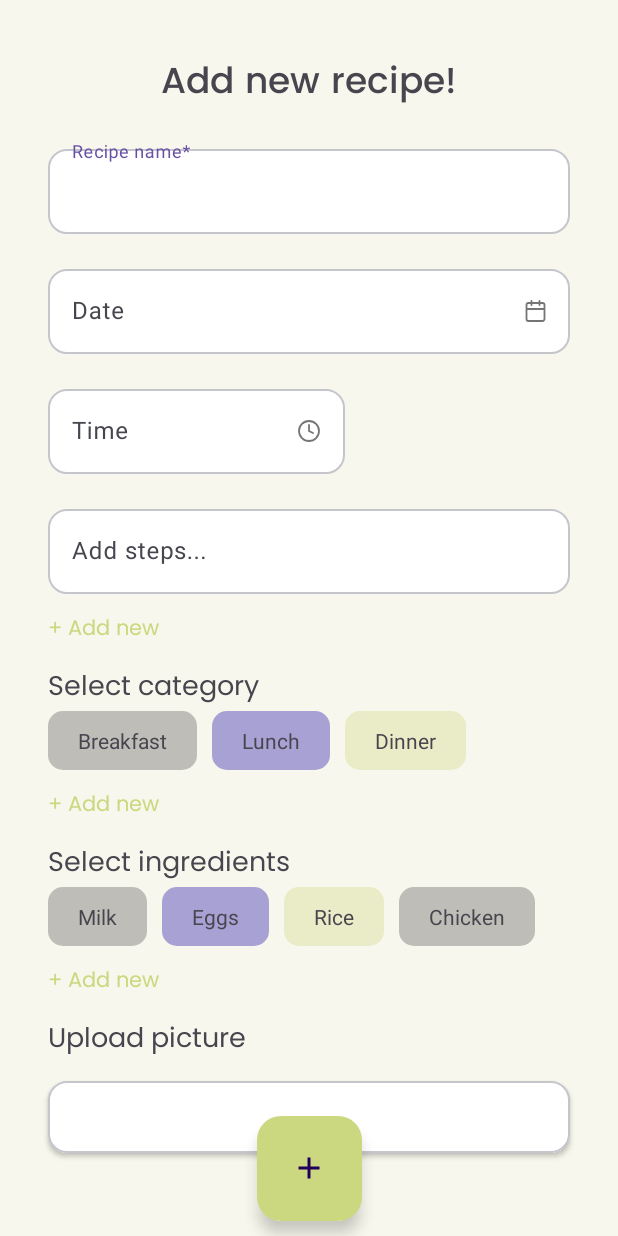
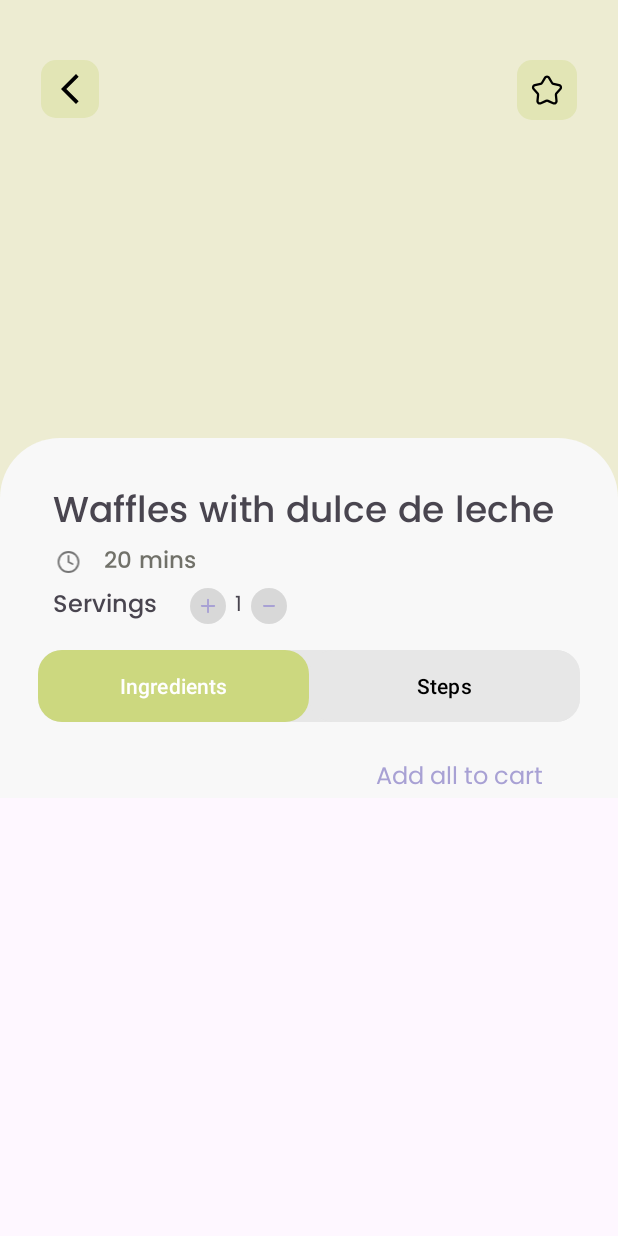
Before and after one commit to SihaoCheng123/MP_Android, an Android app: the screen it shows after launch (AddRecipe before the commit, RecipeDetailed after it), after a tap on "Add a meal for today", on a phone screen of 412 x 824 dp. Run offline under Robolectric (Android 15) with nearby library versions, the phone set to English and light mode, and no system bars; our stand-ins replace data binding.

Commit message:
Receta detallada hecho

```diff
--- a/app/src/main/java/com/example/mealplanner/model/recyler/IngredientAdapter.java
+++ b/app/src/main/java/com/example/mealplanner/model/recycler/ingredientsComplex/IngredientAdapter.java
@@ -1,4 +1,4 @@
-package com.example.mealplanner.model.recyler;
+package com.example.mealplanner.model.recycler.ingredientsComplex;
 
 import android.content.Context;
 import android.view.LayoutInflater;
@@ -26,7 +26,7 @@ public class IngredientAdapter extends RecyclerView.Adapter<IngredientAdapter.My
     @Override
     public MyViewHolder onCreateViewHolder(@NonNull ViewGroup parent, int viewType) {
         LayoutInflater inflater = LayoutInflater.from(context);
-        View view = inflater.inflate(R.layout.cardview_ingredient, parent, false);
+        View view = inflater.inflate(R.layout.cardview_ingredient_complex, parent, false);
         return new IngredientAdapter.MyViewHolder(view);
     }
 
--- a/app/src/main/java/com/example/mealplanner/model/recyler/IngredientEventModel.java
+++ b/app/src/main/java/com/example/mealplanner/model/recycler/ingredientsComplex/IngredientEventModel.java
@@ -1,4 +1,4 @@
-package com.example.mealplanner.model.recyler;
+package com.example.mealplanner.model.recycler.ingredientsComplex;
 
 public class IngredientEventModel {
     public String ingredientName;
--- a/app/src/main/java/com/example/mealplanner/ui/components/AddRecipe.java
+++ b/app/src/main/java/com/example/mealplanner/ui/components/AddRecipe.java
@@ -17,10 +17,5 @@ public class AddRecipe extends AppCompatActivity {
         super.onCreate(savedInstanceState);
         EdgeToEdge.enable(this);
         setContentView(R.layout.activity_add_recipe);
-        ViewCompat.setOnApplyWindowInsetsListener(findViewById(R.id.main), (v, insets) -> {
-            Insets systemBars = insets.getInsets(WindowInsetsCompat.Type.systemBars());
-            v.setPadding(systemBars.left, systemBars.top, systemBars.right, systemBars.bottom);
-            return insets;
-        });
     }
 }
--- /dev/null
+++ b/app/src/main/java/com/example/mealplanner/ui/components/RecipeDetailed.java
@@ -0,0 +1,32 @@
+package com.example.mealplanner.ui.components;
+
+import android.content.Intent;
+import android.os.Bundle;
+import android.view.View;
+
+import androidx.activity.EdgeToEdge;
+import androidx.appcompat.app.AppCompatActivity;
+
+import com.example.mealplanner.R;
+import com.example.mealplanner.databinding.ActivityRecipeDetailedBinding;
+import com.example.mealplanner.ui.auth.Login;
+import com.example.mealplanner.ui.fragments.HomeScreen;
+
+public class RecipeDetailed extends AppCompatActivity {
+    ActivityRecipeDetailedBinding binding;
+    @Override
+    protected void onCreate(Bundle savedInstanceState) {
+        super.onCreate(savedInstanceState);
+        EdgeToEdge.enable(this);
+        setContentView(R.layout.activity_recipe_detailed);
+        binding = ActivityRecipeDetailedBinding.inflate(getLayoutInflater());
+        setContentView(binding.getRoot());
+        binding.iconBackDR.setOnClickListener(new View.OnClickListener() {
+            @Override
+            public void onClick(View v) {
+                Intent intent = new Intent(getApplicationContext(), HomeScreen.class);
+                startActivity(intent);
+            }
+        });
+    }
+}
--- a/app/src/main/java/com/example/mealplanner/ui/fragments/HomeScreen.java
+++ b/app/src/main/java/com/example/mealplanner/ui/fragments/HomeScreen.java
@@ -15,6 +15,7 @@ import android.widget.TextView;
 import com.example.mealplanner.R;
 import com.example.mealplanner.databinding.FragmentHomeScreenBinding;
 import com.example.mealplanner.ui.components.AddRecipe;
+import com.example.mealplanner.ui.components.RecipeDetailed;
 
 /**
  * A simple {@link Fragment} subclass.
@@ -76,7 +77,7 @@ public class HomeScreen extends Fragment {
         card_breakfast.setOnClickListener(new View.OnClickListener() {
             @Override
             public void onClick(View v) {
-                Intent intent = new Intent(view.getContext(), AddRecipe.class);
+                Intent intent = new Intent(view.getContext(), RecipeDetailed.class);
                 startActivity(intent);
             }
         });
--- a/app/src/main/java/com/example/mealplanner/ui/fragments/ShoppingCart.java
+++ b/app/src/main/java/com/example/mealplanner/ui/fragments/ShoppingCart.java
@@ -11,8 +11,8 @@ import android.view.View;
 import android.view.ViewGroup;
 
 import com.example.mealplanner.R;
-import com.example.mealplanner.model.recyler.IngredientAdapter;
-import com.example.mealplanner.model.recyler.IngredientEventModel;
+import com.example.mealplanner.model.recycler.ingredientsComplex.IngredientAdapter;
+import com.example.mealplanner.model.recycler.ingredientsComplex.IngredientEventModel;
 
 import java.util.ArrayList;
 
--- /dev/null
+++ b/app/src/main/res/drawable/icon_arrow_back.xml
@@ -0,0 +1,5 @@
+<vector xmlns:android="http://schemas.android.com/apk/res/android" android:height="24dp" android:tint="#000000" android:viewportHeight="24" android:viewportWidth="24" android:width="24dp">
+
+    <path android:fillColor="@android:color/white" android:pathData="M17.77,3.77l-1.77,-1.77l-10,10l10,10l1.77,-1.77l-8.23,-8.23z"/>
+
+</vector>
--- /dev/null
+++ b/app/src/main/res/drawable/round_corner_detailed_recipe.xml
@@ -0,0 +1,9 @@
+<?xml version="1.0" encoding="utf-8"?>
+<selector xmlns:android="http://schemas.android.com/apk/res/android">
+    <item>
+        <shape android:shape="rectangle"  >
+            <corners android:topLeftRadius="40dp" android:topRightRadius="40dp" />
+            <solid android:color="@color/md_theme_detailed_recipe"/>
+        </shape>
+    </item>
+</selector>
--- /dev/null
+++ b/app/src/main/res/drawable/tabs_layout_bg.xml
@@ -0,0 +1,9 @@
+<?xml version="1.0" encoding="utf-8"?>
+<selector xmlns:android="http://schemas.android.com/apk/res/android">
+    <item>
+        <shape android:shape="rectangle">
+            <corners android:radius="16dp" />
+            <solid android:color="@color/md_theme_register_container"/>
+        </shape>
+    </item>
+</selector>
--- /dev/null
+++ b/app/src/main/res/drawable/tabs_selector.xml
@@ -0,0 +1,20 @@
+<?xml version="1.0" encoding="utf-8"?>
+<selector xmlns:android="http://schemas.android.com/apk/res/android">
+
+    <item android:bottom="6dp"
+        android:left="6dp"
+        android:right="6dp"
+        android:top="6dp"
+        android:state_selected="true">
+        <shape android:shape="rectangle">
+            <solid android:color="@color/md_theme_primary"/>
+            <corners android:radius="16dp"/>
+        </shape>
+    </item>
+    <item android:state_selected="false">
+        <shape android:shape="rectangle">
+            <solid android:color="@color/md_theme_register_container"/>
+            <corners android:radius="16dp"/>
+        </shape>
+    </item>
+</selector>
--- /dev/null
+++ b/app/src/main/res/layout/activity_recipe_detailed.xml
@@ -0,0 +1,226 @@
+<?xml version="1.0" encoding="utf-8"?>
+<layout xmlns:android="http://schemas.android.com/apk/res/android"
+    xmlns:app="http://schemas.android.com/apk/res-auto"
+    xmlns:tools="http://schemas.android.com/tools">
+
+    <data>
+
+    </data>
+
+    <androidx.constraintlayout.widget.ConstraintLayout
+        android:id="@+id/main"
+        android:layout_width="match_parent"
+        android:layout_height="match_parent"
+        tools:context=".ui.components.RecipeDetailed">
+
+        <RelativeLayout
+            android:id="@+id/frameImageDR"
+            android:layout_width="match_parent"
+            android:layout_height="wrap_content"
+            app:layout_constraintTop_toTopOf="parent"
+            app:layout_constraintStart_toStartOf="parent"
+            app:layout_constraintEnd_toEndOf="parent"
+            android:layout_gravity="top">
+
+
+            <ImageView
+                android:id="@+id/recipeImageDR"
+                android:layout_width="match_parent"
+                android:layout_height="350dp"
+                android:background="@color/md_theme_primary_opacity" />
+
+            <LinearLayout
+                android:layout_width="match_parent"
+                android:layout_height="wrap_content"
+                android:orientation="horizontal"
+                android:layout_marginTop="40dp"
+                android:layout_marginHorizontal="27dp">
+
+                <androidx.constraintlayout.widget.ConstraintLayout
+                    android:layout_width="match_parent"
+                    android:layout_height="match_parent">
+
+                    <ImageView
+                        android:id="@+id/iconBackDR"
+                        android:layout_width="wrap_content"
+                        android:layout_height="wrap_content"
+                        android:src="@drawable/icon_arrow_back"
+                        android:background="@drawable/round_category_primary"
+                        android:padding="7dp"
+                        app:layout_constraintStart_toStartOf="parent"
+                        app:layout_constraintTop_toTopOf="parent" />
+
+                    <ImageView
+                        android:id="@+id/iconFavRecipeDR"
+                        android:layout_width="wrap_content"
+                        android:layout_height="wrap_content"
+                        android:src="@drawable/icon_star"
+                        android:background="@drawable/round_category_primary"
+                        android:padding="7dp"
+                        app:layout_constraintEnd_toEndOf="parent"
+                        app:layout_constraintTop_toTopOf="parent" />
+                </androidx.constraintlayout.widget.ConstraintLayout>
+            </LinearLayout>
+
+
+            <LinearLayout
+                android:id="@+id/frameDetailDR"
+                android:layout_width="match_parent"
+                android:layout_height="wrap_content"
+                app:layout_constraintStart_toStartOf="parent"
+                app:layout_constraintEnd_toEndOf="parent"
+                android:background="@drawable/round_corner_detailed_recipe"
+                app:layout_constraintBottom_toBottomOf="parent"
+                android:orientation="vertical"
+                android:layout_centerInParent="true"
+                android:layout_alignParentBottom="true">
+
+                <TextView
+                    android:id="@+id/ingredientNameDR"
+                    android:layout_width="wrap_content"
+                    android:layout_height="wrap_content"
+                    android:text="@string/waffles_with_dulce_de_leche"
+                    android:fontFamily="@font/poppins_medium"
+                    android:textSize="24sp"
+                    android:layout_marginTop="30dp"
+                    android:layout_marginStart="35sp" />
+
+                <LinearLayout
+                    android:layout_width="match_parent"
+                    android:layout_height="match_parent">
+
+                    <androidx.constraintlayout.widget.ConstraintLayout
+                        android:layout_width="wrap_content"
+                        android:layout_height="wrap_content">
+
+                        <ImageView
+                            android:id="@+id/iconClockDR"
+                            android:layout_width="19dp"
+                            android:layout_height="match_parent"
+                            android:layout_marginStart="36dp"
+                            android:src="@drawable/icon_clock"
+                            app:layout_constraintBottom_toBottomOf="parent"
+                            app:layout_constraintStart_toStartOf="parent"
+                            app:layout_constraintTop_toTopOf="parent"
+                            app:layout_constraintVertical_bias="0.444" />
+
+                        <TextView
+                            android:id="@+id/recipeTimeTextDR"
+                            android:layout_width="wrap_content"
+                            android:layout_height="match_parent"
+                            android:textSize="15sp"
+                            android:fontFamily="@font/poppins_medium"
+                            android:textColor="@color/md_theme_onTertiaryContainer"
+                            android:text="@string/_20_mins"
+                            app:layout_constraintStart_toEndOf="@id/iconClockDR"
+                            app:layout_constraintTop_toTopOf="parent"
+                            android:layout_marginStart="14dp" />
+                    </androidx.constraintlayout.widget.ConstraintLayout>
+
+                </LinearLayout>
+
+                <LinearLayout
+                    android:layout_width="match_parent"
+                    android:layout_height="wrap_content"
+                    android:orientation="horizontal">
+
+                    <androidx.constraintlayout.widget.ConstraintLayout
+                        android:layout_width="match_parent"
+                        android:layout_height="match_parent">
+
+                        <TextView
+                            android:id="@+id/servingsTextDR"
+                            android:layout_width="wrap_content"
+                            android:layout_height="wrap_content"
+                            android:layout_marginStart="35dp"
+                            android:fontFamily="@font/poppins_medium"
+                            android:text="@string/servings"
+                            android:textSize="16sp"
+                            app:layout_constraintBottom_toBottomOf="parent"
+                            app:layout_constraintStart_toStartOf="parent"
+                            app:layout_constraintTop_toTopOf="parent" />
+
+                        <LinearLayout
+                            android:layout_width="wrap_content"
+                            android:layout_height="wrap_content"
+                            android:layout_marginVertical="4dp"
+                            android:orientation="horizontal"
+                            app:layout_constraintStart_toEndOf="@id/servingsTextDR"
+                            app:layout_constraintTop_toTopOf="parent"
+                            app:layout_constraintBottom_toBottomOf="parent"
+                            android:layout_marginStart="22dp">
+
+                            <ImageView
+                                android:id="@+id/iconLessDR"
+                                android:layout_width="wrap_content"
+                                android:layout_height="wrap_content"
+                                android:src="@drawable/icon_add_ingredient" />
+
+                            <TextView
+                                android:id="@+id/servingsAmountDR"
+                                android:layout_width="wrap_content"
+                                android:layout_height="wrap_content"
+                                android:layout_marginHorizontal="6dp"
+                                android:fontFamily="@font/poppins_regular"
+                                android:text="1"
+                                android:textSize="14sp" />
+
+                            <ImageView
+                                android:id="@+id/iconMoreDR"
+                                android:layout_width="wrap_content"
+                                android:layout_height="wrap_content"
+                                android:src="@drawable/icon_minus_ingredient" />
+                        </LinearLayout>
+                    </androidx.constraintlayout.widget.ConstraintLayout>
+                </LinearLayout>
+
+                <com.google.android.material.tabs.TabLayout
+                    android:id="@+id/tabLayoutDR"
+                    android:layout_width="match_parent"
+                    android:layout_height="wrap_content"
+                    android:layout_marginHorizontal="25dp"
+                    android:background="@drawable/tabs_layout_bg"
+                    app:tabBackground="@drawable/tabs_selector"
+                    app:tabIndicator="@null"
+                    app:tabSelectedTextColor="@color/md_theme_onPrimary"
+                    app:tabTextColor="@color/md_theme_scrim"
+                    android:layout_marginTop="13dp">
+
+                    <com.google.android.material.tabs.TabItem
+                        android:layout_width="wrap_content"
+                        android:layout_height="wrap_content"
+                        android:text="@string/ingredients" />
+
+                    <com.google.android.material.tabs.TabItem
+                        android:layout_width="wrap_content"
+                        android:layout_height="wrap_content"
+                        android:text="@string/steps" />
+                </com.google.android.material.tabs.TabLayout>
+
+                <TextView
+                    android:layout_width="match_parent"
+                    android:layout_height="wrap_content"
+                    android:text="@string/add_all_to_cart"
+                    android:fontFamily="@font/poppins_regular"
+                    android:textColor="@color/md_theme_secondaryContainer"
+                    android:textSize="16sp"
+                    android:layout_marginTop="24dp"
+                    android:textAlignment="textEnd"
+                    android:layout_marginEnd="50dp" />
+
+                <FrameLayout
+                    android:layout_width="match_parent"
+                    android:layout_height="match_parent">
+
+                    <androidx.recyclerview.widget.RecyclerView
+                        android:layout_width="match_parent"
+                        android:layout_height="wrap_content"
+                        android:layout_marginHorizontal="45dp" />
+                </FrameLayout>
+
+            </LinearLayout>
+        </RelativeLayout>
+
+
+    </androidx.constraintlayout.widget.ConstraintLayout>
+</layout>
--- a/app/src/main/res/layout/cardview_ingredient.xml
+++ b/app/src/main/res/layout/cardview_ingredient_complex.xml
@@ -69,14 +69,15 @@
                             android:layout_width="wrap_content"
                             android:layout_height="wrap_content"
                             android:src="@drawable/icon_add_ingredient"/>
+
                         <TextView
                             android:id="@+id/ingredientAmountCV"
                             android:layout_width="wrap_content"
                             android:layout_height="wrap_content"
+                            android:layout_marginHorizontal="6dp"
+                            android:fontFamily="@font/poppins_regular"
                             android:text="1"
-                            android:fontFamily="@font/poppins_regular"
-                            android:textSize="14sp"
-                            android:layout_marginHorizontal="6dp"/>
+                            android:textSize="14sp" />
                         <ImageView
                             android:id="@+id/iconMoreCV"
                             android:layout_width="wrap_content"
--- /dev/null
+++ b/app/src/main/res/layout/cardview_ingredients_simple.xml
@@ -0,0 +1,6 @@
+<?xml version="1.0" encoding="utf-8"?>
+<androidx.cardview.widget.CardView xmlns:android="http://schemas.android.com/apk/res/android"
+    android:layout_width="match_parent"
+    android:layout_height="match_parent">
+
+</androidx.cardview.widget.CardView>
--- /dev/null
+++ b/app/src/main/res/layout/cardview_steps_simple.xml
@@ -0,0 +1,6 @@
+<?xml version="1.0" encoding="utf-8"?>
+<androidx.cardview.widget.CardView xmlns:android="http://schemas.android.com/apk/res/android"
+    android:layout_width="match_parent"
+    android:layout_height="match_parent">
+
+</androidx.cardview.widget.CardView>
--- a/app/src/main/res/values/colors.xml
+++ b/app/src/main/res/values/colors.xml
@@ -146,4 +146,5 @@
     <color name="md_theme_card_category">#59505050</color>
     <color name="md_theme_secondary_opacity">#59A8A1D4</color>
     <color name="md_theme_primary_opacity">#59CCD87F</color>
+    <color name="md_theme_detailed_recipe">#F8F8F8</color>
 </resources>
--- a/app/src/main/res/values/strings.xml
+++ b/app/src/main/res/values/strings.xml
@@ -98,6 +98,12 @@
     <string name="meat">Meat</string>
     <string name="details">Details</string>
     <string name="product_name">Product name</string>
+    <string name="waffles_with_dulce_de_leche">Waffles with dulce de leche</string>
+    <string name="_20_mins">20 mins</string>
+    <string name="servings">Servings</string>
+    <string name="ingredients">Ingredients</string>
+    <string name="steps">Steps</string>
+    <string name="add_all_to_cart">Add all to cart</string>
 
     <string-array name="ingredient_name_cv">
         <item>Lettuce</item>
```
Also changed, not shown: app/src/main/AndroidManifest.xml (+3 -4 lines).
